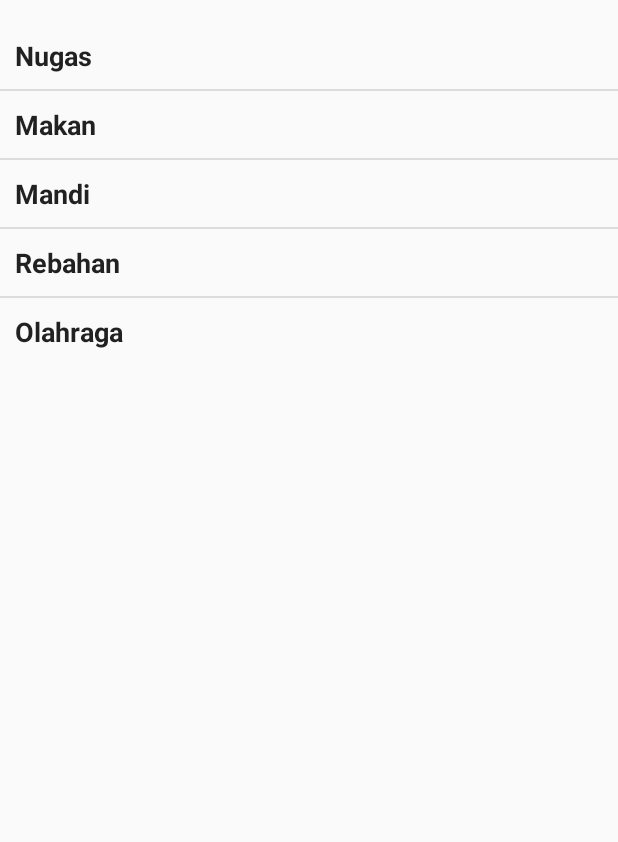
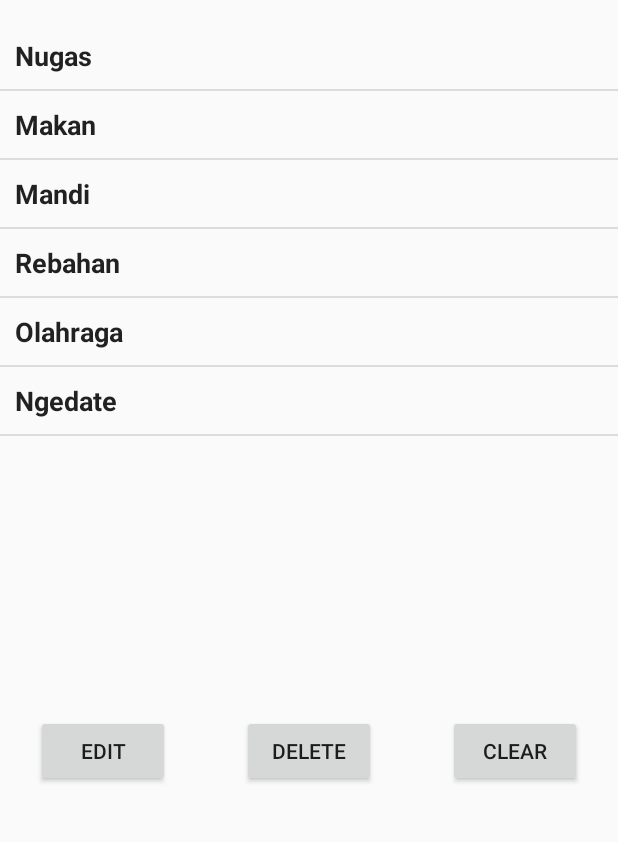
Before and after one commit to KiyaAgusta/ToDoListMobile, an Android app: the screen it shows after launch (MainActivity), on a phone screen of 412 x 824 dp, the part 170-1012 px from its top. Run offline under Robolectric (Android 15) with nearby library versions, the phone set to English and light mode, and no system bars.

Commit message:
Added Add, Edit, Delete and Clear

```diff
--- a/app/src/main/java/com/example/todolist/MainActivity.java
+++ b/app/src/main/java/com/example/todolist/MainActivity.java
@@ -8,7 +8,7 @@ import android.widget.ListView;
 
 public class MainActivity extends AppCompatActivity {
 
-    String[] toDo = {"Nugas", "Makan", "Mandi", "Rebahan", "Olahraga"};
+    String[] toDo = {"Nugas", "Makan", "Mandi", "Rebahan", "Olahraga", "Ngedate"};
 
     @Override
     protected void onCreate(Bundle savedInstanceState) {
--- a/app/src/main/res/layout/activity_main.xml
+++ b/app/src/main/res/layout/activity_main.xml
@@ -18,17 +18,20 @@
 
         <EditText
             android:id="@+id/itemEditText"
-            android:hint="Add New To Do List"
             android:layout_width="0dp"
+            android:layout_height="wrap_content"
             android:layout_weight="4"
-            android:layout_height="wrap_content" />
+            android:autofillHints=""
+            android:hint="@string/add_new_to_do_list"
+            android:inputType="text" />
 
         <Button
             android:id="@+id/addButton"
-            android:text="Add"
+            android:text="@string/add"
             android:layout_width="0dp"
             android:layout_weight="1"
             android:layout_height="wrap_content" />
+
     </LinearLayout>
 
     <LinearLayout
@@ -41,7 +44,42 @@
         <ListView
             android:id="@+id/itemListView"
             android:layout_width="match_parent"
-            android:layout_height="wrap_content">
-        </ListView>
+            android:layout_height="450dp"></ListView>
     </LinearLayout>
+
+    <LinearLayout
+        android:layout_width="match_parent"
+        android:layout_height="wrap_content"
+        android:orientation="horizontal"
+        android:layout_marginTop="12dp"
+        android:layout_marginBottom="12dp" >
+
+        <Button
+            android:id="@+id/editButton"
+            android:layout_width="wrap_content"
+            android:layout_height="wrap_content"
+            android:layout_weight="1"
+            android:layout_marginLeft="24dp"
+            android:layout_marginRight="24dp"
+            android:text="@string/edit" />
+
+        <Button
+            android:id="@+id/deleteButton"
+            android:layout_width="wrap_content"
+            android:layout_height="wrap_content"
+            android:layout_weight="1"
+            android:layout_marginLeft="24dp"
+            android:layout_marginRight="24dp"
+            android:text="@string/delete" />
+
+        <Button
+            android:id="@+id/clearButton"
+            android:layout_width="wrap_content"
+            android:layout_height="wrap_content"
+            android:layout_weight="1"
+            android:layout_marginLeft="24dp"
+            android:layout_marginRight="24dp"
+            android:text="@string/clear" />
+    </LinearLayout>
+
 </LinearLayout>
--- a/app/src/main/res/values/strings.xml
+++ b/app/src/main/res/values/strings.xml
@@ -1,3 +1,9 @@
 <resources>
     <string name="app_name">TO DO LIST</string>
+    <string name="add">Add</string>
+    <string name="del">Del</string>
+    <string name="add_new_to_do_list">Add New To Do List</string>
+    <string name="edit">Edit</string>
+    <string name="delete">Delete</string>
+    <string name="clear">Clear</string>
 </resources>
```
